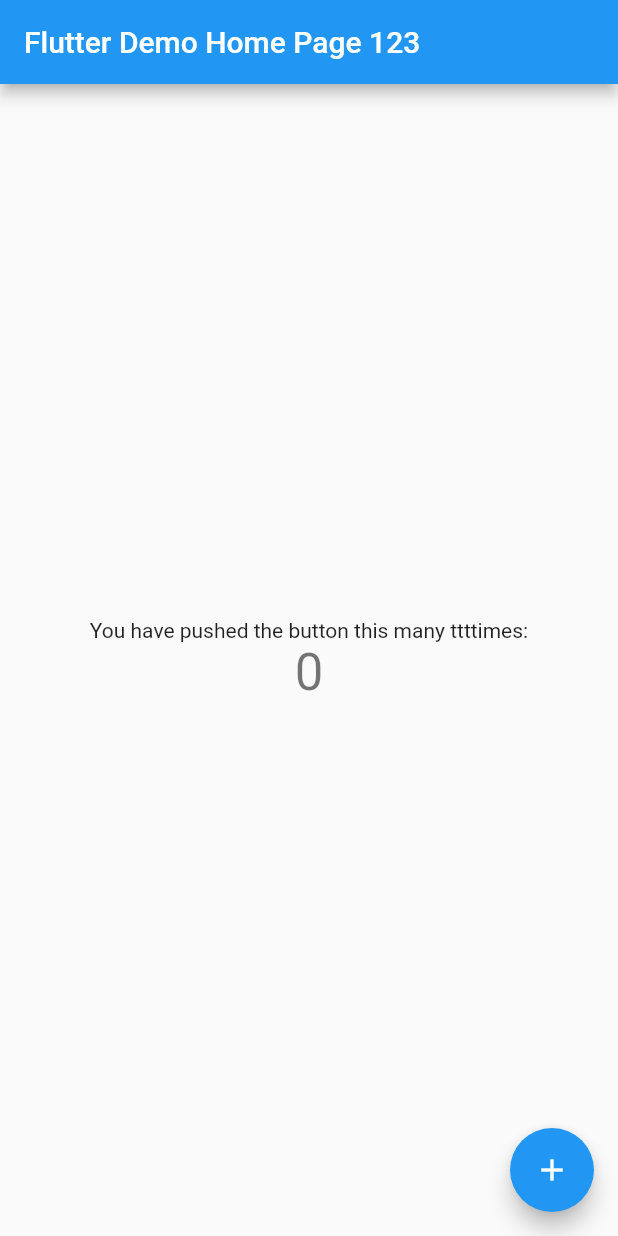
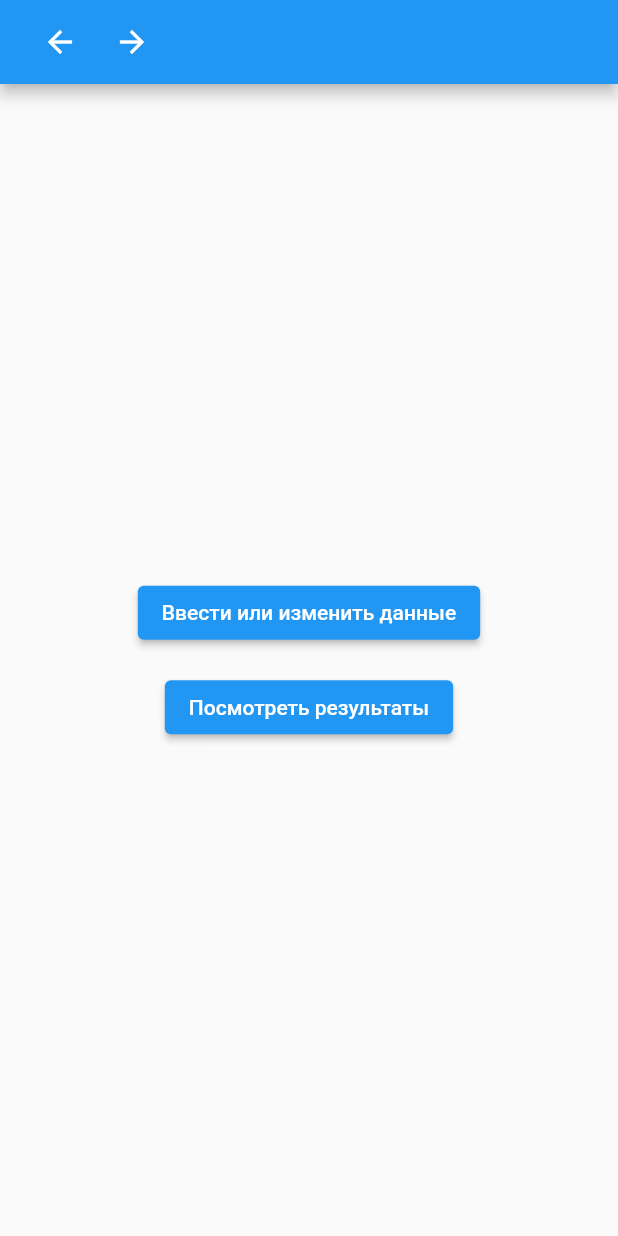
Before and after one commit to romannep/oktopadbooker, a Flutter app: the screen it shows after launch, on a phone screen of 412 x 824 dp. Run offline on Flutter 3.47's test engine with Material 2 defaults, Android fonts, the phone set to English and light mode, and no system bars; our stand-ins replace sqflite, sqflite_common_ffi; accounts and stored records are empty.

Commit message:
start page, pageview

```diff
--- /dev/null
+++ b/lib/app.dart
@@ -0,0 +1,56 @@
+
+
+import 'package:flutter/material.dart';
+import 'package:flutter/widgets.dart';
+import 'package:oktopadupshot/screens/start.dart';
+
+class App extends StatefulWidget {
+  @override
+  State<StatefulWidget> createState() {
+    // TODO: implement createState
+    return AppState();
+  }
+
+}
+
+class AppState extends State<App> {
+
+  final pageController = PageController(initialPage: 0);
+
+  back() {
+    pageController.animateToPage(pageController.page!.toInt() - 1, duration: Duration(milliseconds: 500), curve: Curves.linear);
+  }
+
+  forward() {
+    pageController.animateToPage(pageController.page!.toInt() + 1, duration: Duration(milliseconds: 500), curve: Curves.linear);
+  }
+
+  @override
+  Widget build(BuildContext context) {
+    return Scaffold(
+      appBar: AppBar(
+        // Here we take the value from the MyHomePage object that was created by
+        // the App.build method, and use it to set our appbar title.
+        // title: Text('Otkopad Upshot'),
+        title: Row(
+          children: [
+            IconButton(onPressed: back, icon: Icon(Icons.arrow_back)),
+            IconButton(onPressed: forward, icon: Icon(Icons.arrow_forward)),
+          ],
+        ),
+      ),
+      // body: StartScreen(appState: this),
+      body: PageView(
+        controller: pageController,
+        children: [
+          StartScreen(appState: this),
+          StartScreen(appState: this),
+        ],
+      ),
+    );
+  }
+
+  navigate() {
+    print('navigate');
+  }
+}
--- a/lib/main.dart
+++ b/lib/main.dart
@@ -1,4 +1,5 @@
 import 'dart:io';
+import 'package:oktopadupshot/app.dart';
 import 'package:sqflite_common_ffi/sqflite_ffi.dart';
 import 'package:sqflite/sqflite.dart';
 
@@ -29,7 +30,7 @@ class MyApp extends StatelessWidget {
         // is not restarted.
         primarySwatch: Colors.blue,
       ),
-      home: const MyHomePage(title: 'Flutter Demo Home Page 123'),
+      home: App(),
     );
   }
 }
--- /dev/null
+++ b/lib/screens/start.dart
@@ -0,0 +1,45 @@
+
+import 'package:flutter/material.dart';
+import 'package:flutter/widgets.dart';
+import 'package:oktopadupshot/app.dart';
+
+class StartScreen extends StatelessWidget {
+  final AppState appState;
+  StartScreen({
+    required this.appState,
+  });
+
+  changeData() {
+    appState.navigate();
+  }
+
+  seeResults() {
+    appState.navigate();
+  }
+
+  @override
+  Widget build(BuildContext context) {
+    return Center(child: Column(
+      mainAxisAlignment: MainAxisAlignment.center,
+      children: [
+        ElevatedButton(
+          onPressed: changeData,
+          style: TextButton.styleFrom(
+            backgroundColor: Colors.blue,
+          ),
+          child: Text('Ввести или изменить данные', style: TextStyle(color: Colors.white)),
+        ),
+        SizedBox(
+          height: 15,
+        ),
+        ElevatedButton(
+          onPressed: seeResults,
+          style: TextButton.styleFrom(
+            backgroundColor: Colors.blue,
+          ),
+          child: Text('Посмотреть результаты', style: TextStyle(color: Colors.white)),
+        ),
+      ],
+    ));
+  }
+}
--- a/pubspec.yaml
+++ b/pubspec.yaml
@@ -1,5 +1,5 @@
 name: oktopadupshot
-description: A new Flutter project.
+description: Расчет финансового результата с помощью двойной записи
 
 # The following line prevents the package from being accidentally published to
 # pub.dev using `flutter pub publish`. This is preferred for private packages.
```
Also changed, not shown: 1 other file.
